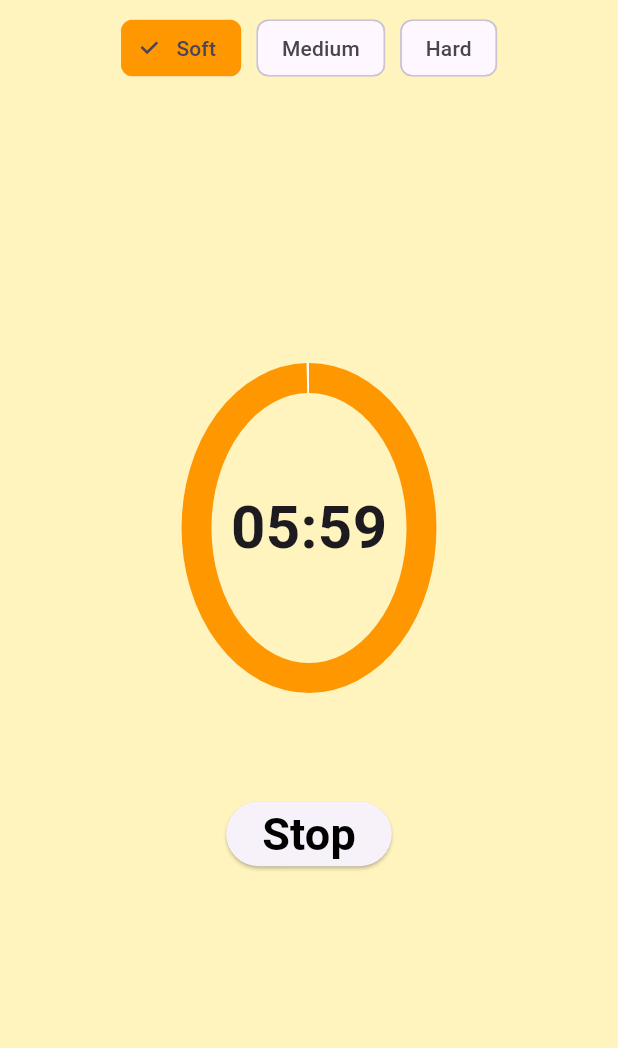
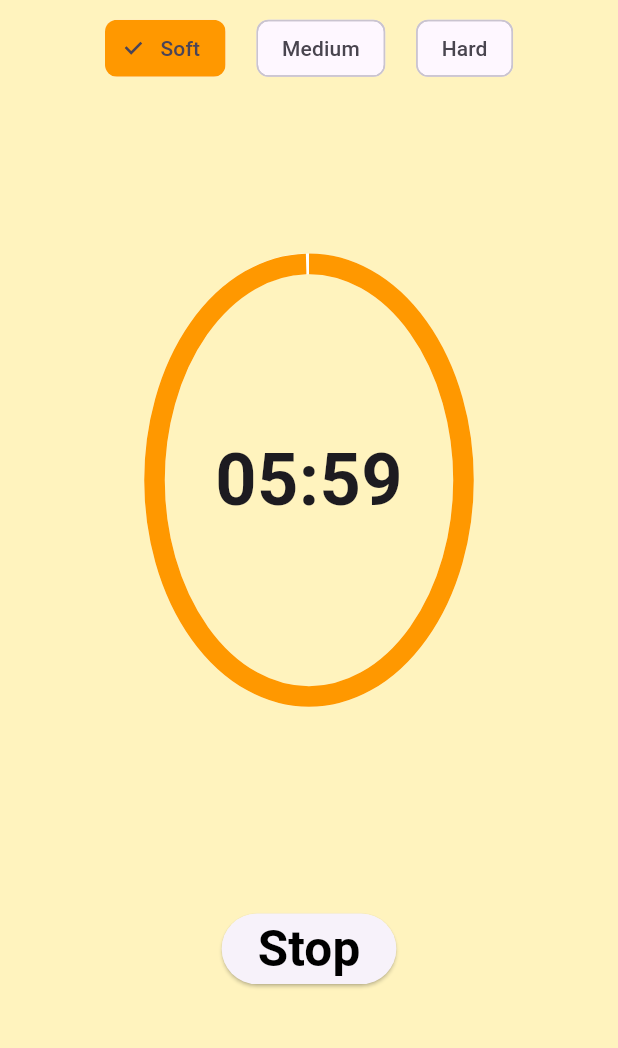
Before and after one commit to oliver-surridge/Emmas-Eggs, a Flutter app: the EggTimerMain screen opened directly, after a tap on "Boil Em!", on a phone screen of 412 x 824 dp, the part 84-1132 px from its top. Run offline on Flutter 3.47's test engine with Material 3 defaults, Android fonts, the light colour scheme and no system bars.

Commit message:
added some responsive design

```diff
--- a/lib/timer.dart
+++ b/lib/timer.dart
@@ -14,7 +14,6 @@ class _EggTimerMainState extends State<EggTimerMain> {
   final List<String> _hardness = ["Soft", "Medium", "Hard"];
   static const List<int> _boilTimes = [360, 480, 720];
   int _boilTime = _boilTimes[0];
-  bool _isRunning = false;
   int _seconds = 360;
   Timer? _timer;
 
@@ -32,7 +31,7 @@ class _EggTimerMainState extends State<EggTimerMain> {
       case 1:
         return const Color.fromRGBO(255, 235, 59, 1); // Medium
       case 2:
-        return const Color.fromRGBO(255, 248, 225, 1); // Hard
+        return const Color.fromARGB(255, 255, 223, 118); // Hard
       default:
         return Colors.orange; // Fallback
     }
@@ -53,25 +52,33 @@ class _EggTimerMainState extends State<EggTimerMain> {
     });
   }
 
-  ///formats the timer to mm:ss format
+  ///formats to mm:ss format
   String _formatTimer(int time) {
     final minutes = time ~/ 60; //truncated integer division
     final seconds = time % 60;
     return '${minutes.toString().padLeft(2, '0')}:${seconds.toString().padLeft(2, '0')}';
   }
 
-  //method called to stop the timer
+  ///stop the timer
   void _stopTimer() {
     _timer?.cancel();
   }
 
+  ///reset timer
   void _resetTimer() {
-    _timer?.cancel();
+    _stopTimer();
     _seconds = _boilTimes[_selectedHardness];
+  }
+
+  ///check timer status
+  bool _isTimerActive() {
+    return _timer?.isActive ?? false; //if null, false
   }
 
   @override
   Widget build(BuildContext context) {
+    final screenWidth = MediaQuery.of(context).size.width;
+    final screenHeight = MediaQuery.of(context).size.height;
     return Scaffold(
       //the entire page
       appBar: AppBar(
@@ -84,18 +91,19 @@ class _EggTimerMainState extends State<EggTimerMain> {
         //a vertical container - use a ListView if there is not enough room for vertical content
         children: [
           Padding(
-              //like a 'gap' in powerapps, pads around all sides of the children
-              padding: const EdgeInsets.all(8.0),
-              child: _buildHardnessSelector()),
-          Expanded(child: _buildEggTimer()),
+            //like a 'gap' in powerapps, pads around all sides of the children
+            padding: EdgeInsets.all(screenWidth / 50),
+            child: _buildHardnessSelector(screenWidth),
+          ),
+          Expanded(child: _buildEggTimer(screenWidth, screenHeight)),
         ],
       ),
     );
   }
 
-  Widget _buildHardnessSelector() {
+  Widget _buildHardnessSelector(double screenWidth) {
     return Wrap(
-      spacing: 10,
+      spacing: screenWidth / 20,
       alignment: WrapAlignment.center,
       children: List.generate(_hardness.length, (index) {
         //generate one item for each hardness option
@@ -106,6 +114,9 @@ class _EggTimerMainState extends State<EggTimerMain> {
           onSelected: (bool selected) {
             setState(() {
               if (selected == true) {
+                if (_isTimerActive()) {
+                  _resetTimer();
+                }
                 _selectedHardness = index;
                 _boilTime = _boilTimes[_selectedHardness];
                 _seconds = _boilTime;
@@ -117,58 +128,56 @@ class _EggTimerMainState extends State<EggTimerMain> {
     );
   }
 
-  Widget _buildEggTimer() {
+  Widget _buildEggTimer(double screenWidth, double screenHeight) {
+    final eggWidth = screenWidth * 0.5;
+    final eggHeight = screenHeight * 0.35;
     return Center(
       child: Column(
         mainAxisAlignment: MainAxisAlignment.center,
         children: [
           Stack(fit: StackFit.loose, alignment: Alignment.center, children: [
             SizedBox(
-              width: 150,
-              height: 200, //make it egg shaped
+              width: eggWidth,
+              height: eggHeight, //make it egg shaped
               //because we are using a stack, we are able to see the progress indicator around the timer value
               child: CircularProgressIndicator(
                 value: _boilTime > 0
                     ? _seconds / _boilTime
                     : 0, //the rate that the indicator is decremented, set _boilTime to 0 if null
-                strokeWidth: 20,
+                strokeWidth: eggWidth / 15,
                 backgroundColor: Colors.white,
                 valueColor: AlwaysStoppedAnimation<Color>(_getProgressColor()),
               ),
             ),
-            AnimatedSwitcher(
-              duration: const Duration(milliseconds: 300),
-              transitionBuilder: (child, anim) =>
-                  ScaleTransition(scale: anim, child: child),
-              child: Text(
-                //the actual timer value displayed through text
-                _formatTimer(_seconds),
-                style: const TextStyle(
-                  fontSize: 40,
-                  fontWeight: FontWeight.bold,
-                ),
+            Text(
+              //the actual timer value displayed through text
+              _formatTimer(_seconds),
+              style: TextStyle(
+                fontSize: eggHeight / 6,
+                fontWeight: FontWeight.bold,
               ),
             ),
           ]),
-          const SizedBox(
-            height: 80,
+          SizedBox(
+            height: eggHeight / 2,
           ),
           ElevatedButton(
             //Start button that turns into a pause button
             onPressed: () {
               setState(() {
-                if (_isRunning) {
+                if (_isTimerActive()) {
                   _resetTimer();
                 } else {
                   _startTimer();
                 }
-                _isRunning = !_isRunning;
               });
             },
             child: Text(
-              _isRunning ? 'Stop' : 'Boil Em!',
-              style: const TextStyle(
-                fontSize: 30, fontWeight: FontWeight.bold, color: Colors.black,
+              _isTimerActive() ? 'Stop' : 'Boil Em!',
+              style: TextStyle(
+                fontSize: screenHeight/25,
+                fontWeight: FontWeight.bold,
+                color: Colors.black,
               ),
             ),
           ),
```
